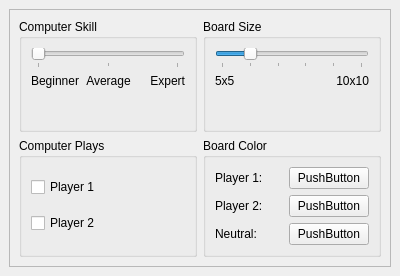
The window that settings.ui (KDE/kjumpingcube) describes before a commit, drawn with Qt 5.
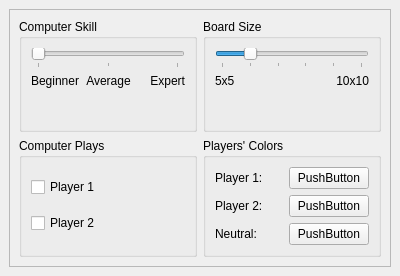
The same window after the commit. Custom widgets are drawn as their Qt base class.

Commit message: Correct a heading in the settings dialog box

Patch:
```diff
--- a/settings.ui
+++ b/settings.ui
@@ -55,7 +55,7 @@
       <item row="1" column="1" >
        <widget class="QGroupBox" name="groupBox_4" >
         <property name="title" >
-         <string>Board Color</string>
+         <string>Players' Colors</string>
         </property>
         <layout class="QGridLayout" >
          <property name="leftMargin" >
```
